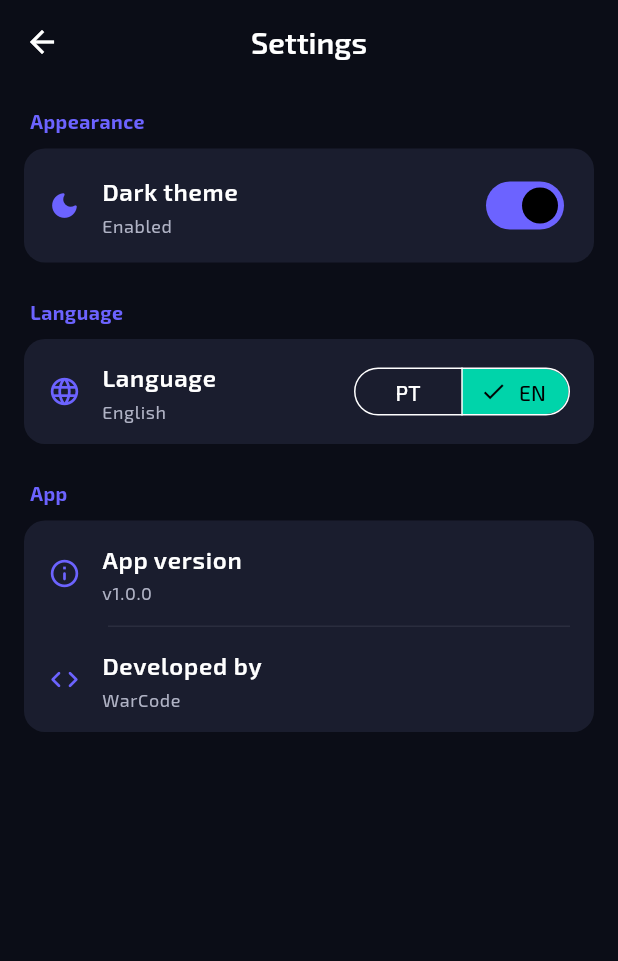
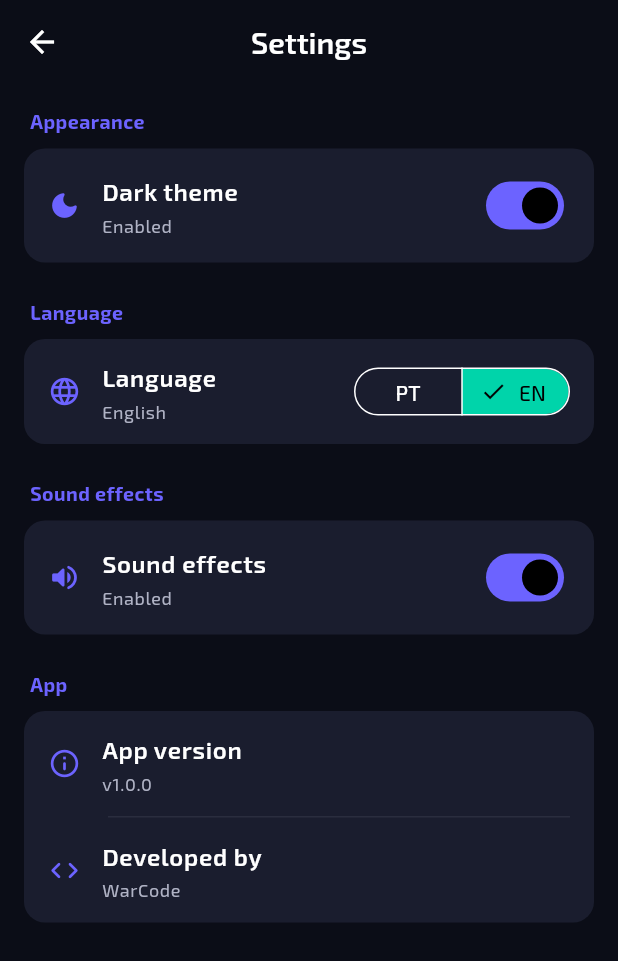
Before and after one commit to AndreWar10/cosmos-app, a Flutter app: the SettingsPage screen opened directly, on a phone screen of 412 x 824 dp. Shown: the top 961 px of the screen. Run offline on Flutter 3.47's test engine with Material 3 defaults, Android fonts, the phone set to English and light mode, and no system bars; our stand-ins replace audioplayers, cached_network_image, dio, flutter_bloc, get_it, google_fonts and 2 more; missing offline and left inert: flutter_cube; accounts and stored records are empty.

Commit message:
feat -> integrate audio feedback in quiz gameplay by adding sound effects for correct, wrong, and completion actions, enhancing user experience and engagement

```diff
--- /dev/null
+++ b/lib/features/quiz/data/services/quiz_sound_service.dart
@@ -0,0 +1,52 @@
+import 'package:audioplayers/audioplayers.dart';
+
+import '../../../../core/cache/app_cache.dart';
+
+class QuizSoundService {
+  QuizSoundService(this._cache);
+
+  final AppCache _cache;
+  static const _soundEnabledKey = 'quiz_sound_enabled';
+
+  final _correctPlayer = AudioPlayer();
+  final _wrongPlayer = AudioPlayer();
+  final _tickPlayer = AudioPlayer();
+  final _completePlayer = AudioPlayer();
+
+  bool get isEnabled => _cache.getString(_soundEnabledKey) != 'false';
+
+  Future<void> setEnabled(bool enabled) async {
+    await _cache.setString(_soundEnabledKey, enabled.toString());
+  }
+
+  Future<void> playCorrect() async {
+    if (!isEnabled) return;
+    await _correctPlayer.stop();
+    await _correctPlayer.play(AssetSource('sounds/correct.mp3'));
+  }
+
+  Future<void> playWrong() async {
+    if (!isEnabled) return;
+    await _wrongPlayer.stop();
+    await _wrongPlayer.play(AssetSource('sounds/wrong.mp3'));
+  }
+
+  Future<void> playTick() async {
+    if (!isEnabled) return;
+    await _tickPlayer.stop();
+    await _tickPlayer.play(AssetSource('sounds/tick.mp3'));
+  }
+
+  Future<void> playComplete() async {
+    if (!isEnabled) return;
+    await _completePlayer.stop();
+    await _completePlayer.play(AssetSource('sounds/complete.mp3'));
+  }
+
+  Future<void> dispose() async {
+    await _correctPlayer.dispose();
+    await _wrongPlayer.dispose();
+    await _tickPlayer.dispose();
+    await _completePlayer.dispose();
+  }
+}
--- a/lib/features/quiz/di/quiz_injection.dart
+++ b/lib/features/quiz/di/quiz_injection.dart
@@ -4,6 +4,7 @@ import '../../../core/cache/app_cache.dart';
 import '../../../core/locale/locale_provider.dart';
 import '../data/datasources/quiz_local_datasource.dart';
 import '../data/repositories/quiz_repository_impl.dart';
+import '../data/services/quiz_sound_service.dart';
 import '../domain/repositories/quiz_repository.dart';
 import '../domain/usecases/get_quiz_categories_usecase.dart';
 import '../domain/usecases/get_quiz_questions_usecase.dart';
@@ -19,6 +20,7 @@ void registerQuizFeature(GetIt sl) {
   sl.registerLazySingleton<QuizRepository>(
     () => QuizRepositoryImpl(sl<QuizLocalDataSource>()),
   );
+  sl.registerLazySingleton(() => QuizSoundService(sl<AppCache>()));
 
   sl.registerLazySingleton(
     () => GetQuizCategoriesUseCase(sl<QuizRepository>()),
@@ -39,6 +41,7 @@ void registerQuizFeature(GetIt sl) {
     () => QuizGameCubit(
       sl<GetQuizQuestionsUseCase>(),
       sl<SaveQuizResultUseCase>(),
+      sl<QuizSoundService>(),
     ),
   );
 }
--- a/lib/features/settings/presentation/pages/settings_page.dart
+++ b/lib/features/settings/presentation/pages/settings_page.dart
@@ -1,10 +1,12 @@
 import 'package:flutter/material.dart';
 import 'package:flutter_bloc/flutter_bloc.dart';
 
+import '../../../../core/di/injection_container.dart';
 import '../../../../core/extensions/build_context_extensions.dart';
 import '../../../../core/locale/locale_cubit.dart';
 import '../../../../core/theme/app_colors.dart';
 import '../../../../core/theme/theme_cubit.dart';
+import '../../../quiz/data/services/quiz_sound_service.dart';
 
 class SettingsPage extends StatelessWidget {
   const SettingsPage({super.key});
@@ -105,6 +107,11 @@ class SettingsPage extends StatelessWidget {
           ),
 
           const SizedBox(height: 24),
+          _SectionLabel(label: t.settingsSoundEffects),
+          const SizedBox(height: 8),
+          _SoundToggleCard(surface: surface, isDark: isDark),
+
+          const SizedBox(height: 24),
           _SectionLabel(label: 'App'),
           const SizedBox(height: 8),
           Container(
@@ -159,6 +166,63 @@ class _SectionLabel extends StatelessWidget {
           fontWeight: FontWeight.w700,
           color: Theme.of(context).colorScheme.primary,
           letterSpacing: 0.3,
+        ),
+      ),
+    );
+  }
+}
+
+class _SoundToggleCard extends StatefulWidget {
+  const _SoundToggleCard({required this.surface, required this.isDark});
+
+  final Color surface;
+  final bool isDark;
+
+  @override
+  State<_SoundToggleCard> createState() => _SoundToggleCardState();
+}
+
+class _SoundToggleCardState extends State<_SoundToggleCard> {
+  late bool _enabled;
+
+  @override
+  void initState() {
+    super.initState();
+    _enabled = sl<QuizSoundService>().isEnabled;
+  }
+
+  @override
+  Widget build(BuildContext context) {
+    final t = context.translate;
+
+    return Container(
+      decoration: BoxDecoration(
+        color: widget.surface,
+        borderRadius: BorderRadius.circular(14),
+        boxShadow: widget.isDark
+            ? null
+            : [
+                BoxShadow(
+                  color: Colors.black.withValues(alpha: 0.06),
+                  blurRadius: 8,
+                  offset: const Offset(0, 2),
+                ),
+              ],
+      ),
+      child: _SettingsTile(
+        icon: _enabled
+            ? Icons.volume_up_rounded
+            : Icons.volume_off_rounded,
+        title: t.settingsSoundEffects,
+        subtitle: _enabled
+            ? t.settingsSoundEnabled
+            : t.settingsSoundDisabled,
+        trailing: Switch(
+          value: _enabled,
+          onChanged: (value) {
+            sl<QuizSoundService>().setEnabled(value);
+            setState(() => _enabled = value);
+          },
         ),
       ),
     );
--- a/lib/i18n/app_en.arb
+++ b/lib/i18n/app_en.arb
@@ -261,6 +261,13 @@
   "quizExitConfirm": "Leave",
   "@quizExitConfirm": { "description": "Quiz exit dialog confirm" },
 
+  "settingsSoundEffects": "Sound effects",
+  "@settingsSoundEffects": { "description": "Settings: sound effects toggle label" },
+  "settingsSoundEnabled": "Enabled",
+  "@settingsSoundEnabled": { "description": "Settings: sound enabled" },
+  "settingsSoundDisabled": "Disabled",
+  "@settingsSoundDisabled": { "description": "Settings: sound disabled" },
+
   "settingsAppVersion": "App version",
   "@settingsAppVersion": { "description": "Settings: app version label" },
   "settingsDeveloper": "Developed by",
--- a/lib/i18n/app_pt.arb
+++ b/lib/i18n/app_pt.arb
@@ -136,6 +136,10 @@
   "quizExitCancel": "Cancelar",
   "quizExitConfirm": "Sair",
 
+  "settingsSoundEffects": "Efeitos sonoros",
+  "settingsSoundEnabled": "Ativado",
+  "settingsSoundDisabled": "Desativado",
+
   "settingsAppVersion": "Versão do app",
   "settingsDeveloper": "Desenvolvido por"
 }
--- a/pubspec.yaml
+++ b/pubspec.yaml
@@ -45,6 +45,7 @@ dependencies:
   shared_preferences: ^2.3.4
   url_launcher: ^6.3.1
   webview_flutter: ^4.14.1
+  audioplayers: ^6.8.1
 
 dev_dependencies:
   flutter_test:
@@ -81,6 +82,7 @@ flutter:
     - assets/planets-animated/
     - assets/data/
     - assets/observatorios/
+    - assets/sounds/
 
   # An image asset can refer to one or more resolution-specific "variants", see
   # https://flutter.dev/to/resolution-aware-images
```
Also changed, not shown: lib/features/quiz/presentation/cubit/quiz_game_cubit.dart (+18 -3 lines), lib/i18n/generated/app_localizations.dart, lib/i18n/generated/app_localizations_en.dart, lib/i18n/generated/app_localizations_pt.dart, pubspec.lock, 6 other files.
